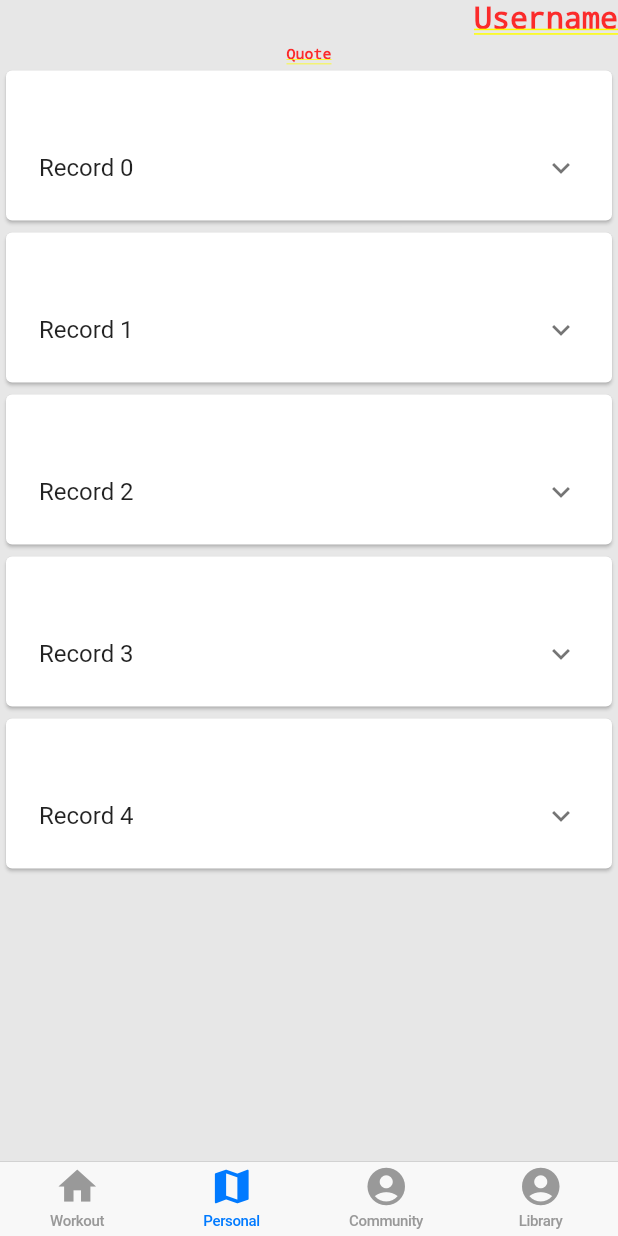
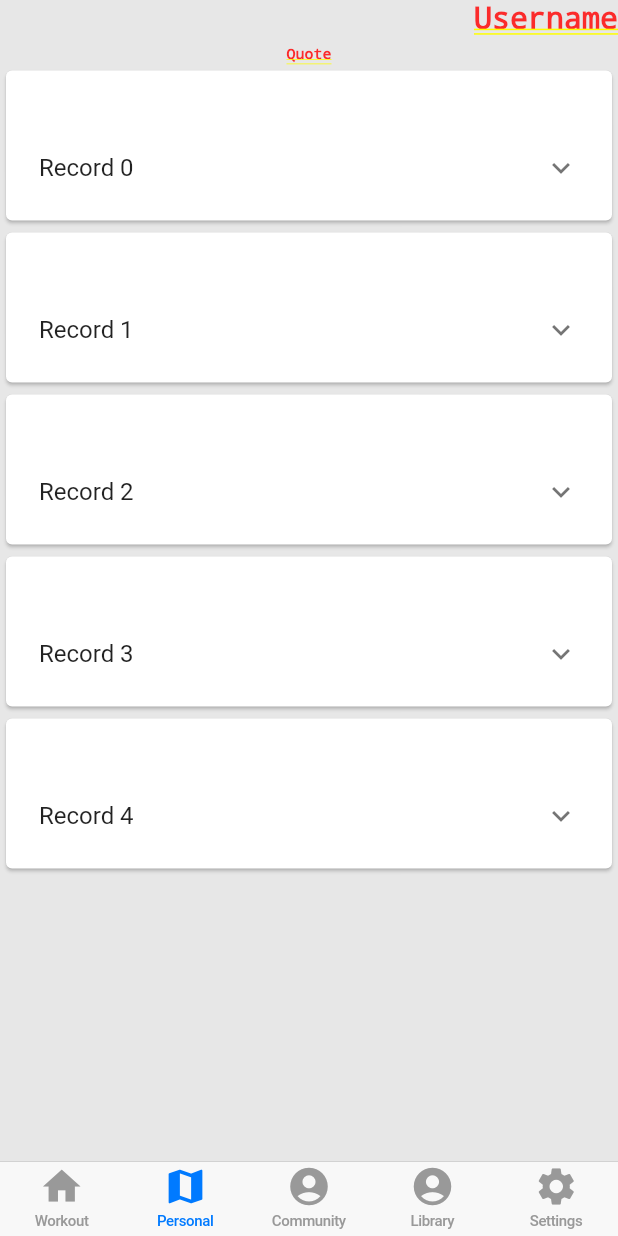
Before and after one commit to Toolenaar/TrojanWorkoutApp, a Flutter app: the HomeScreen screen opened directly, item 2 of the bottom bar chosen, on a phone screen of 412 x 824 dp. Run offline on Flutter 3.47's test engine with Material 2 defaults, Android fonts, the phone set to English and light mode, and no system bars; our stand-ins replace dio, email_validator, firebase_analytics, firebase_auth, firebase_core, google_sign_in and 2 more; missing offline and left inert: apple_sign_in; accounts and stored records are empty.

Commit message:
settings tab

```diff
--- a/workoutapp/lib/main.dart
+++ b/workoutapp/lib/main.dart
@@ -7,6 +7,7 @@ import 'package:workoutapp/workouts.dart';
 import 'package:workoutapp/personal.dart';
 import 'package:workoutapp/community.dart';
 import 'package:workoutapp/library.dart';
+import 'package:workoutapp/settings.dart';
 
 final GlobalKey<NavigatorState> firstTabNavKey = GlobalKey<NavigatorState>();
 final GlobalKey<NavigatorState> secondTabNavKey = GlobalKey<NavigatorState>();
@@ -61,6 +62,11 @@ class _HomeScreenState extends State<HomeScreen> {
             icon: Icon(Icons.account_circle),
             title: Text('Library'),
           ),
+          BottomNavigationBarItem(
+            icon: Icon(Icons.settings),
+            title: Text('Settings')
+          )
+
         ],
       ),
       tabBuilder: (context, index) {
@@ -79,10 +85,16 @@ class _HomeScreenState extends State<HomeScreen> {
             navigatorKey: thirdTabNavKey,
             builder: (BuildContext context) => Community(),
           );
-        } else {
+        } else if (index ==3){
           return CupertinoTabView(
             navigatorKey: thirdTabNavKey,
             builder: (BuildContext context) => Library(),
+          );
+        }
+        else {
+          return CupertinoTabView(
+          navigatorKey: thirdTabNavKey,
+          builder: (BuildContext context) => Settings(),
           );
         }
       },
--- /dev/null
+++ b/workoutapp/lib/settings.dart
@@ -0,0 +1,9 @@
+import 'package:flutter/cupertino.dart';
+import 'package:flutter/material.dart';
+
+class Settings extends StatelessWidget {
+  @override
+  Widget build(BuildContext context) {
+    return CupertinoApp();
+  }
+}
```
Also changed, not shown: workoutapp/pubspec.lock.
